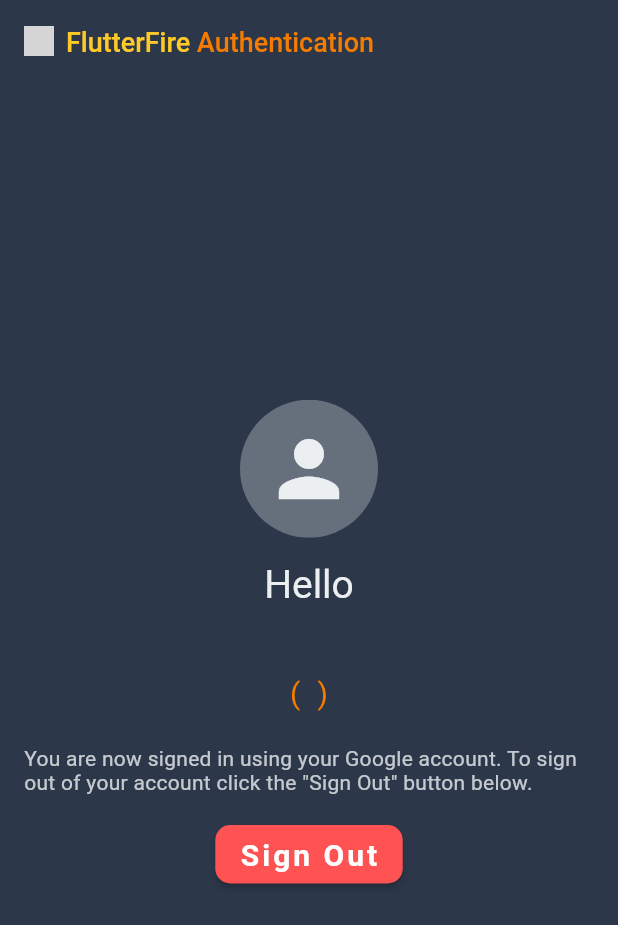
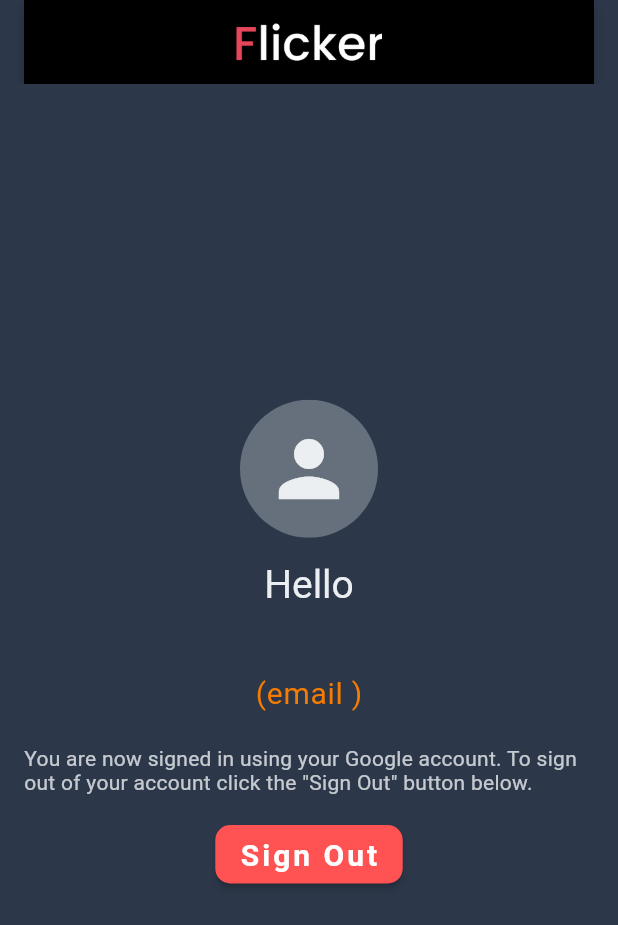
Before and after one commit to 1-sanya/Fickle_App, a Flutter app: the UserInfoScreen screen opened directly with empty values, on a phone screen of 412 x 824 dp. Shown: the top 925 px of the screen. Run offline on Flutter 3.47's test engine with Material 2 defaults, Android fonts, the light colour scheme and no system bars; our stand-ins replace animated_splash_screen, awesome_dialog, bottom_navy_bar, cloud_firestore, firebase_auth, firebase_core and 3 more; accounts and stored records are empty; grey boxes are pictures that could not be loaded.

Commit message:
go to studio

```diff
--- a/lib/main.dart
+++ b/lib/main.dart
@@ -6,6 +6,7 @@ import 'package:fickle/screens/chat_screen.dart';
 import 'package:page_transition/page_transition.dart';
 import 'package:animated_splash_screen/animated_splash_screen.dart';
 import 'package:firebase_core/firebase_core.dart';
+import 'package:fickle/screens/home_screen.dart';
 
 void main() async {
   WidgetsFlutterBinding.ensureInitialized();
@@ -33,6 +34,7 @@ class Fickle extends StatelessWidget {
         LoginScreen.id: (context) => LoginScreen(),
         RegistrationScreen.id: (context) => RegistrationScreen(),
         ChatScreen.id: (context) => ChatScreen(),
+        MyHomePage.id: (context) => MyHomePage(),
       },
     );
   }
--- a/lib/screens/user_info_screen.dart
+++ b/lib/screens/user_info_screen.dart
@@ -3,7 +3,6 @@ import 'package:flutter/material.dart';
 import 'package:fickle/res/custom_colors.dart';
 import 'package:fickle/screens/login_screen.dart';
 import 'package:fickle/auth.dart';
-import 'package:fickle/widgets/app_bar_title.dart';
 
 class UserInfoScreen extends StatefulWidget {
   const UserInfoScreen({Key key, @required User user})
@@ -52,7 +51,15 @@ class _UserInfoScreenState extends State<UserInfoScreen> {
       appBar: AppBar(
         elevation: 0,
         backgroundColor: CustomColors.firebaseNavy,
-        title: AppBarTitle(),
+        title: AppBar(
+          leading: null,
+          title: Image.asset(
+            'images/Flicker.png',
+            height: 25.0,
+          ),
+          centerTitle: true,
+          backgroundColor: Colors.black,
+        ),
       ),
       body: SafeArea(
         child: Padding(
@@ -69,10 +76,7 @@ class _UserInfoScreenState extends State<UserInfoScreen> {
                   ? ClipOval(
                 child: Material(
                   color: CustomColors.firebaseGrey.withOpacity(0.3),
-                  child: Image.network(
-                    _user.photoURL,
-                    fit: BoxFit.fitHeight,
-                  ),
+                  child: Image.network(_user.photoURL)
                 ),
               )
                   : ClipOval(
@@ -106,7 +110,7 @@ class _UserInfoScreenState extends State<UserInfoScreen> {
               ),
               SizedBox(height: 8.0),
               Text(
-                '( ${_user.email} )',
+                '(email )',
                 style: TextStyle(
                   color: CustomColors.firebaseOrange,
                   fontSize: 20,
--- a/lib/screens/welcome_screen.dart
+++ b/lib/screens/welcome_screen.dart
@@ -1,6 +1,5 @@
 import 'package:flutter/cupertino.dart';
 import 'package:flutter/material.dart';
-import 'package:google_fonts/google_fonts.dart';
 import 'package:fickle/components/rounded_button.dart';
 import 'login_screen.dart';
 import 'registration_screen.dart';
--- a/lib/widgets/app_bar_title.dart
+++ /dev/null
@@ -1,33 +0,0 @@
-import 'package:flutter/material.dart';
-import 'package:fickle/res/custom_colors.dart';
-
-class AppBarTitle extends StatelessWidget {
-  @override
-  Widget build(BuildContext context) {
-    return Row(
-      crossAxisAlignment: CrossAxisAlignment.start,
-      mainAxisSize: MainAxisSize.min,
-      children: [
-        Image.asset(
-          'assets/firebase_logo.png',
-          height: 20,
-        ),
-        SizedBox(width: 8),
-        Text(
-          'FlutterFire',
-          style: TextStyle(
-            color: CustomColors.firebaseYellow,
-            fontSize: 18,
-          ),
-        ),
-        Text(
-          ' Authentication',
-          style: TextStyle(
-            color: CustomColors.firebaseOrange,
-            fontSize: 18,
-          ),
-        ),
-      ],
-    );
-  }
-}
--- a/pubspec.yaml
+++ b/pubspec.yaml
@@ -24,7 +24,6 @@ dependencies:
   flutter:
     sdk: flutter
   animated_splash_screen: ^1.1.0
-  google_fonts: ^2.0.0
   page_transition: ^2.0.1-nullsafety.0
   animated_text_kit: ^4.1.1
   cupertino_icons: ^1.0.2
@@ -35,6 +34,8 @@ dependencies:
   awesome_dialog: ^1.3.2
   google_sign_in: ^3.2.4
   rxdart: ^0.20.0
+  flutter_staggered_grid_view: ^0.3.2
+  bottom_navy_bar: ^5.6.0
 
 dev_dependencies:
   flutter_test:
```
Also changed, not shown: lib/components/custom_rect_tween.dart (added, +19 -0 lines), lib/components/hero_dialog_route.dart (added, +43 -0 lines), lib/screens/chat_screen.dart (+5 -19 lines), lib/screens/home_screen.dart (added, +104 -0 lines), lib/widgets/emoji_selection.dart (added, +99 -0 lines), lib/widgets/google_sign_in_button.dart (+7 -6 lines), lib/constants.dart (line endings or trailing spaces), pubspec.lock.
